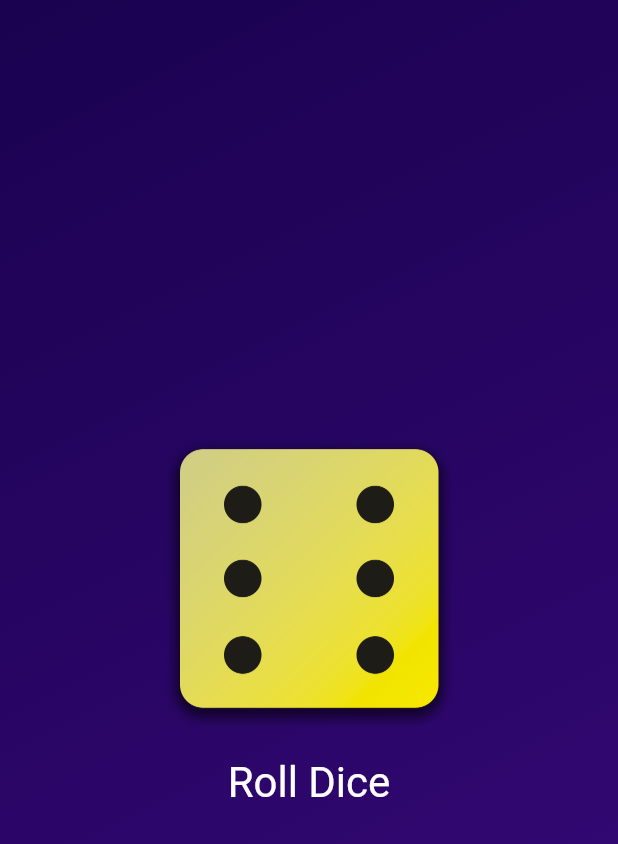
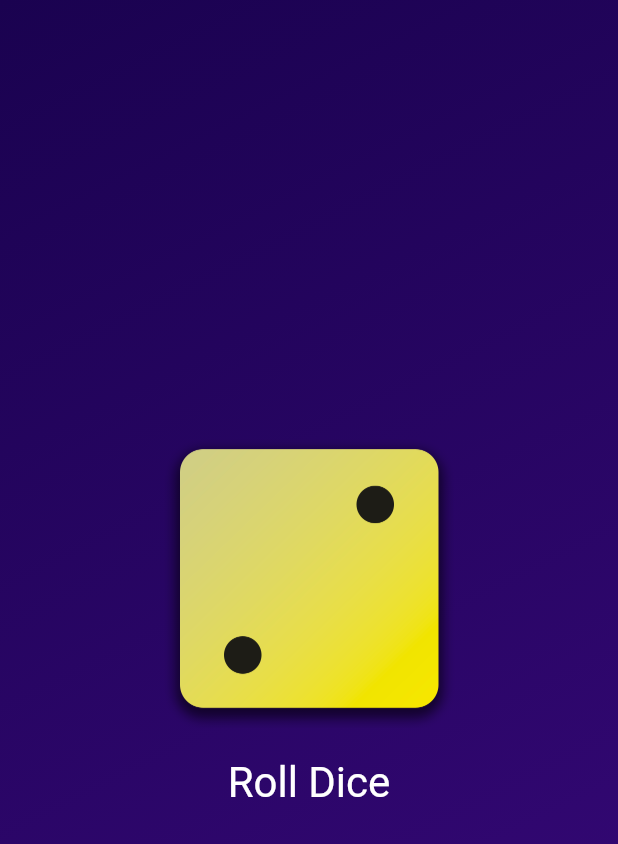
Before and after one commit to tharuAnish/Flutter-RollDiceApp, a Flutter app: the screen it shows after launch, after a tap on "Roll Dice", on a phone screen of 412 x 824 dp. Shown: the top 844 px of the screen. Run offline on Flutter 3.47's test engine with Material 2 defaults, Android fonts, the phone set to English and light mode, and no system bars.

```diff
--- /dev/null
+++ b/lib/dice_roller.dart
@@ -0,0 +1,38 @@
+import 'package:flutter/material.dart';
+
+class DiceRoller extends StatefulWidget {
+  const DiceRoller({Key? key}) : super(key: key);
+  @override
+  State<DiceRoller> createState() {
+    return _DiceRollerState();
+  }
+}
+
+class _DiceRollerState extends State<DiceRoller> {
+  var activeDiceImage = 'assets/images/dice-5.png';
+
+  void rollDice() {
+    setState(() {
+      activeDiceImage = 'assets/images/dice-2.png';
+    });
+  }
+
+  @override
+  Widget build(context) {
+    return Column(mainAxisSize: MainAxisSize.min, children: [
+      Image.asset(
+        activeDiceImage,
+        width: 200,
+      ),
+      TextButton(
+          onPressed: rollDice,
+          style: TextButton.styleFrom(
+              padding: const EdgeInsets.only(
+                top: 20,
+              ),
+              foregroundColor: Colors.white,
+              textStyle: const TextStyle(fontSize: 28)),
+          child: const Text('Roll Dice'))
+    ]);
+  }
+}
--- a/lib/gradient_container.dart
+++ b/lib/gradient_container.dart
@@ -1,4 +1,5 @@
 import 'package:flutter/material.dart';
+import 'package:first_app/dice_roller.dart';
 
 const startAlaignment = Alignment.topLeft;
 const endAlaignment = Alignment.bottomRight;
@@ -8,8 +9,6 @@ class GradientContainer extends StatelessWidget {
 
   final Color color1;
   final Color color2;
-
-  void rollDice() {}
 
   @override
   Widget build(context) {
@@ -25,21 +24,8 @@ class GradientContainer extends StatelessWidget {
         ),
       ),
       child: Center(
-          child: Column(mainAxisSize: MainAxisSize.min, children: [
-        Image.asset(
-          'assets/images/dice-6.png',
-          width: 200,
-        ),
-        TextButton(
-            onPressed: rollDice,
-            style: TextButton.styleFrom(
-                padding: const EdgeInsets.only(
-                  top: 20,
-                ),
-                foregroundColor: Colors.white,
-                textStyle: const TextStyle(fontSize: 28)),
-            child: const Text('Roll Dice'))
-      ])),
+        child: DiceRoller(),
+      ),
     );
   }
 }
--- a/lib/main.dart
+++ b/lib/main.dart
@@ -7,7 +7,9 @@ void main() {
     const MaterialApp(
       home: Scaffold(
         body: GradientContainer(
-            Color.fromARGB(255, 26, 2, 80), Color.fromARGB(255, 57, 9, 124)),
+          Color.fromARGB(255, 26, 2, 80),
+          Color.fromARGB(255, 57, 9, 124),
+        ),
       ),
     ),
   );
```
